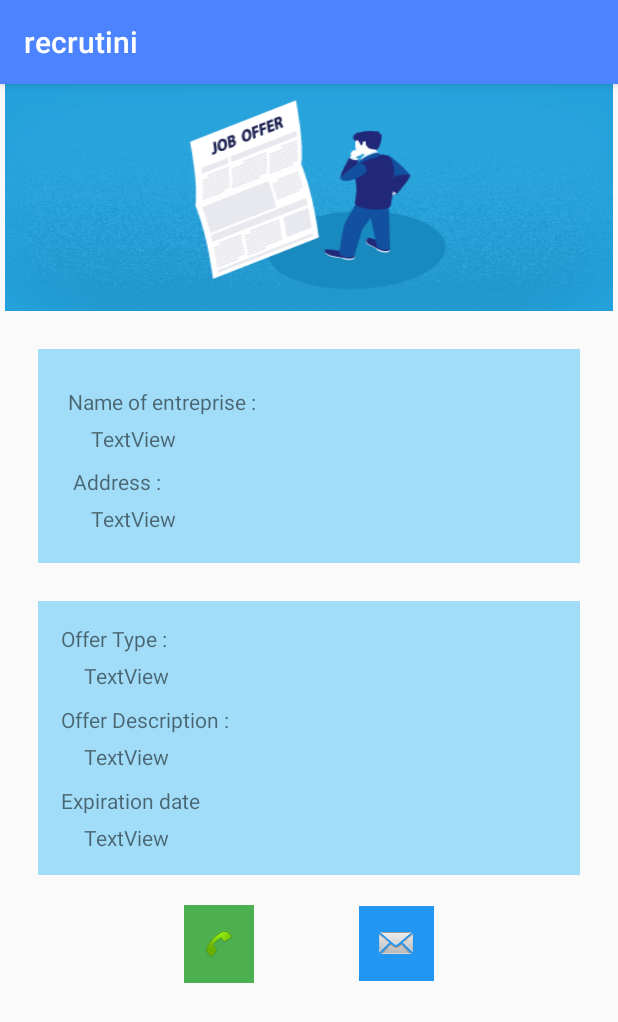
After one commit to sabrinette/recrutini, an Android app: the Offre screen opened directly, with no data from a screen before it, on a phone screen of 412 x 824 dp. The commit adds this screen. Shown: the top 1022 px of the screen. Run offline under Robolectric (Android 15) with nearby library versions, the phone set to English and light mode, and no system bars; our stand-ins replace Volley; network calls fail.

Commit message:
offre page created / profile page created

```diff
--- a/app/src/main/AndroidManifest.xml
+++ b/app/src/main/AndroidManifest.xml
@@ -11,7 +11,9 @@
         android:roundIcon="@mipmap/ic_launcher_round"
         android:supportsRtl="true"
         android:theme="@style/AppTheme">
-        <activity android:name=".AjoutOffre"></activity>
+        <activity android:name=".ProfileSociete"></activity>
+        <activity android:name=".Offre" />
+        <activity android:name=".AjoutOffre" />
         <activity android:name=".RegisterActivity" />
         <activity android:name=".LoginActivity" />
         <activity android:name=".HomeActivity" />
--- a/app/src/main/java/sabrine/chams/recrutini/LoginActivity.java
+++ b/app/src/main/java/sabrine/chams/recrutini/LoginActivity.java
@@ -4,6 +4,7 @@ import androidx.appcompat.app.AppCompatActivity;
 import androidx.constraintlayout.widget.ConstraintLayout;
 
 import android.content.Intent;
+import android.content.SharedPreferences;
 import android.os.Bundle;
 import android.view.View;
 import android.widget.Button;
@@ -70,7 +71,8 @@ public class LoginActivity extends AppCompatActivity {
                                     if ( userExists.equals("1") && validUser.equals("1") )
                                     {
                                         int id = Integer.parseInt(user.getString("id_societe"));
-                                        Intent registerActivity = new Intent( getApplicationContext(), RegisterActivity.class);
+                                        //SharedPreferences.Editor editor = sharedPreferences
+                                        Intent registerActivity = new Intent( getApplicationContext(), HomeActivity.class);
                                         startActivity(registerActivity);
                                     }
                                     else if (userExists.equals("1") && validUser.equals("0")){
--- a/app/src/main/java/sabrine/chams/recrutini/MainActivity.java
+++ b/app/src/main/java/sabrine/chams/recrutini/MainActivity.java
@@ -43,7 +43,7 @@ public class MainActivity extends AppCompatActivity
         btnAnim = AnimationUtils.loadAnimation(getApplicationContext(),R.anim.button_animation);
         final List<ScreenItem> mList = new ArrayList<>();
         mList.add( new ScreenItem("Are you looking for an internship?" ,"recrutini helps you to find one" , R.drawable.stage ));
-        mList.add( new ScreenItem("Are you looking you for a job?" ,"recrutini helps you to find one" , R.drawable.job));
+        mList.add( new ScreenItem("Are you looking for a job?" ,"recrutini helps you to find one" , R.drawable.job));
         mList.add( new ScreenItem("We're looking for you","Join us" , R.drawable.hiring));
         screenPager = findViewById(R.id.screen_viewpager);
         introViewPagerAdapter =  new IntroViewPagerAdapter(this,mList);
@@ -94,7 +94,7 @@ public class MainActivity extends AppCompatActivity
             @Override
             public void onClick(View v)
             {
-                Intent homeActivity = new Intent(getApplicationContext(), HomeActivity.class) ;
+                Intent homeActivity = new Intent(getApplicationContext(), RegisterActivity.class) ;
                 startActivity(homeActivity);
             }
         });
--- /dev/null
+++ b/app/src/main/java/sabrine/chams/recrutini/Offre.java
@@ -0,0 +1,70 @@
+package sabrine.chams.recrutini;
+
+import androidx.appcompat.app.AppCompatActivity;
+
+import android.content.Intent;
+import android.os.Bundle;
+import android.widget.ImageButton;
+import android.widget.TextView;
+
+import com.android.volley.Request;
+import com.android.volley.RequestQueue;
+import com.android.volley.Response;
+import com.android.volley.VolleyError;
+import com.android.volley.toolbox.StringRequest;
+import com.android.volley.toolbox.Volley;
+import com.google.android.material.snackbar.Snackbar;
+
+import org.json.JSONException;
+import org.json.JSONObject;
+
+import java.util.HashMap;
+import java.util.Map;
+
+public class Offre extends AppCompatActivity {
+
+    TextView name;
+    TextView type;
+    TextView description;
+    TextView address;
+    TextView date;
+    ImageButton mail;
+    ImageButton phone;
+    int id = 5;
+
+    @Override
+    protected void onCreate(Bundle savedInstanceState) {
+        super.onCreate(savedInstanceState);
+        setContentView(R.layout.activity_offre);
+        name = findViewById(R.id.name);
+        type = findViewById(R.id.type);
+        description = findViewById(R.id.description);
+        address = findViewById(R.id.address);
+        mail = findViewById(R.id.mail);
+        phone = findViewById(R.id.phone);
+        date = findViewById(R.id.date_expiration);
+
+        RequestQueue queue = Volley.newRequestQueue(getApplicationContext());
+        StringRequest postRequest = new StringRequest(Request.Method.POST, "http://sabrine-chams.alwaysdata.net/get_offre_by_id.php",
+                new Response.Listener<String>() {
+                    @Override
+                    public void onResponse(String response) {
+                        JSONObject user = null;
+
+
+                    }
+                },
+                new Response.ErrorListener() {
+                @Override
+                public void onErrorResponse(VolleyError error) {
+            }} ){
+            @Override
+            protected Map<String, String> getParams() {
+                Map<String, String> params = new HashMap<String, String>();
+                params.put("id", Integer.toString(id));
+                return params;
+            }
+
+        };
+    }
+}
--- a/app/src/main/res/layout/activity_ajout_offre.xml
+++ b/app/src/main/res/layout/activity_ajout_offre.xml
@@ -9,7 +9,7 @@
 
     <ImageView
         android:id="@+id/imageView4"
-        android:layout_width="404dp"
+        android:layout_width="0dp"
         android:layout_height="151dp"
         android:scaleType="fitXY"
         app:layout_constraintEnd_toEndOf="parent"
@@ -58,7 +58,7 @@
                     android:id="@+id/date_embauche"
                     android:layout_width="match_parent"
                     android:layout_height="wrap_content"
-                    android:hint="Hiring date" />
+                    android:hint="Expiration date" />
             </com.google.android.material.textfield.TextInputLayout>
 
             <LinearLayout
--- /dev/null
+++ b/app/src/main/res/layout/activity_offre.xml
@@ -0,0 +1,180 @@
+<?xml version="1.0" encoding="utf-8"?>
+<androidx.constraintlayout.widget.ConstraintLayout xmlns:android="http://schemas.android.com/apk/res/android"
+    xmlns:app="http://schemas.android.com/apk/res-auto"
+    xmlns:tools="http://schemas.android.com/tools"
+    android:layout_width="match_parent"
+    android:layout_height="match_parent"
+    tools:context=".Offre">
+
+    <ImageView
+        android:id="@+id/imageView6"
+        android:layout_width="405dp"
+        android:layout_height="151dp"
+        android:scaleType="fitXY"
+        app:layout_constraintEnd_toEndOf="parent"
+        app:layout_constraintStart_toStartOf="parent"
+        app:layout_constraintTop_toTopOf="parent"
+        app:srcCompat="@drawable/joboffer" />
+
+    <ScrollView
+        android:layout_width="0dp"
+        android:layout_height="0dp"
+        app:layout_constraintBottom_toBottomOf="parent"
+        app:layout_constraintEnd_toEndOf="parent"
+        app:layout_constraintStart_toStartOf="parent"
+        app:layout_constraintTop_toBottomOf="@+id/imageView6">
+
+        <LinearLayout
+            android:layout_width="match_parent"
+            android:layout_height="wrap_content"
+            android:orientation="vertical">
+
+            <LinearLayout
+                android:layout_width="match_parent"
+                android:layout_height="match_parent"
+                android:layout_margin="25dp"
+                android:background="#5C03A9F4"
+                android:orientation="horizontal"
+                android:padding="10dp"
+                android:visibility="visible">
+
+                <ImageView
+                    android:id="@+id/imageView7"
+                    android:layout_width="wrap_content"
+                    android:layout_height="wrap_content"
+                    tools:srcCompat="@tools:sample/avatars" />
+
+                <LinearLayout
+                    android:layout_width="wrap_content"
+                    android:layout_height="wrap_content"
+                    android:layout_margin="10dp"
+                    android:orientation="vertical"
+                    android:visibility="visible">
+
+                    <TextView
+                        android:layout_width="wrap_content"
+                        android:layout_height="wrap_content"
+                        android:layout_marginTop="5dp"
+                        android:text="Name of entreprise :"
+                        android:visibility="visible" />
+
+                    <TextView
+                        android:id="@+id/name"
+                        android:layout_width="match_parent"
+                        android:layout_height="wrap_content"
+                        android:layout_marginLeft="15dp"
+                        android:layout_marginTop="5dp"
+                        android:layout_marginRight="0dp"
+                        android:text="TextView"
+                        android:visibility="visible" />
+
+                    <TextView
+                        android:id="@+id/textView7"
+                        android:layout_width="wrap_content"
+                        android:layout_height="wrap_content"
+                        android:layout_marginTop="9dp"
+                        android:text=" Address :"
+                        android:visibility="visible" />
+
+                    <TextView
+                        android:id="@+id/address"
+                        android:layout_width="match_parent"
+                        android:layout_height="wrap_content"
+                        android:layout_marginLeft="15dp"
+                        android:layout_marginTop="5dp"
+                        android:text="TextView"
+                        android:visibility="visible" />
+                </LinearLayout>
+
+            </LinearLayout>
+
+            <LinearLayout
+                android:layout_width="match_parent"
+                android:layout_height="match_parent"
+                android:layout_marginLeft="25dp"
+                android:layout_marginTop="0dp"
+                android:layout_marginRight="25dp"
+                android:background="#5C03A9F4"
+                android:orientation="vertical"
+                android:padding="15dp">
+
+                <TextView
+                    android:id="@+id/textView12"
+                    android:layout_width="wrap_content"
+                    android:layout_height="wrap_content"
+                    android:text="Offer Type :" />
+
+                <TextView
+                    android:id="@+id/type"
+                    android:layout_width="match_parent"
+                    android:layout_height="wrap_content"
+                    android:layout_marginLeft="15dp"
+                    android:layout_marginTop="5dp"
+                    android:text="TextView" />
+
+                <TextView
+                    android:id="@+id/textView10"
+                    android:layout_width="wrap_content"
+                    android:layout_height="wrap_content"
+                    android:layout_marginTop="10dp"
+                    android:text="Offer Description : " />
+
+                <TextView
+                    android:id="@+id/description"
+                    android:layout_width="match_parent"
+                    android:layout_height="wrap_content"
+                    android:layout_marginLeft="15dp"
+                    android:layout_marginTop="5dp"
+                    android:text="TextView" />
+
+                <TextView
+                    android:id="@+id/textView5"
+                    android:layout_width="wrap_content"
+                    android:layout_height="wrap_content"
+                    android:layout_marginTop="10dp"
+                    android:text="Expiration date" />
+
+                <TextView
+                    android:id="@+id/date_expiration"
+                    android:layout_width="match_parent"
+                    android:layout_height="wrap_content"
+                    android:layout_marginLeft="15dp"
+                    android:layout_marginTop="5dp"
+                    android:text="TextView" />
+
+            </LinearLayout>
+
+            <LinearLayout
+                android:layout_width="match_parent"
+                android:layout_height="match_parent"
+                android:layout_marginTop="20dp"
+                android:layout_marginBottom="15dp"
+                android:gravity="center"
+                android:orientation="horizontal">
+
+                <ImageButton
+                    android:id="@+id/phone"
+                    android:layout_width="wrap_content"
+                    android:layout_height="wrap_content"
+                    android:layout_gravity="center"
+                    android:background="#4CAF50"
+                    android:padding="13dp"
+                    app:srcCompat="@android:drawable/stat_sys_phone_call" />
+
+                <ImageButton
+                    android:id="@+id/mail"
+                    android:layout_width="wrap_content"
+                    android:layout_height="wrap_content"
+                    android:layout_gravity="center"
+                    android:layout_marginLeft="70dp"
+                    android:background="#2196F3"
+                    android:padding="10dp"
+                    app:srcCompat="@android:drawable/sym_action_email" />
+            </LinearLayout>
+
+        </LinearLayout>
+    </ScrollView>
+
+
+
+</androidx.constraintlayout.widget.ConstraintLayout>
```
Also changed, not shown: app/src/main/java/sabrine/chams/recrutini/ProfileSociete.java (added, +14 -0 lines), app/src/main/res/layout/activity_profile_societe.xml (added, +131 -0 lines), app/src/main/res/drawable/cadrounaa.png (added), app/src/main/res/drawable/img1.png (deleted), app/src/main/res/drawable/img2.png (deleted), app/src/main/res/drawable/img3.png (deleted), app/src/main/res/drawable/joboffer.png (added).
